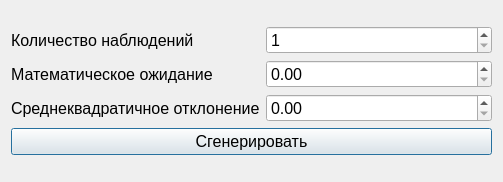
Qt form statapp/ui/generate_window.ui (shizand/statapp) before a commit.
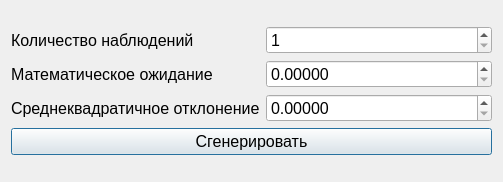
The same form after that commit.

Patch:
```diff
--- a/statapp/ui/generate_window.ui
+++ b/statapp/ui/generate_window.ui
@@ -44,6 +44,9 @@
      </item>
      <item row="1" column="1">
       <widget class="QDoubleSpinBox" name="matSpinBox">
+       <property name="decimals">
+        <number>5</number>
+       </property>
        <property name="maximum">
         <double>1000000.000000000000000</double>
        </property>
@@ -68,6 +71,9 @@
      </item>
      <item row="2" column="1">
       <widget class="QDoubleSpinBox" name="deviationSpinBox">
+       <property name="decimals">
+        <number>5</number>
+       </property>
        <property name="maximum">
         <double>1000000.000000000000000</double>
        </property>
```
